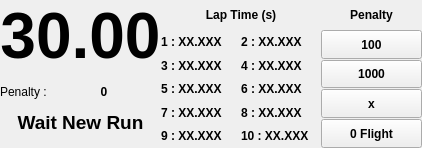
Qt form F3FChrono/gui/WChrono.ui (jomarin38/F3FChrono) before a commit.
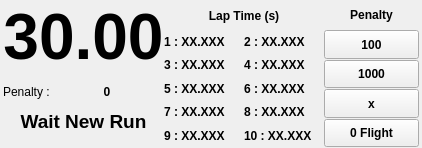
The same form after that commit.

Commit message: Arduino fix serial Rx buffer overflow Arduino add Serial message @end of setup Rpi fix chrono timing data for bdd Rpi fix rs232_arduino.py lap number 1 for wav sound play correctly

```diff
--- a/F3FChrono/gui/WChrono.ui
+++ b/F3FChrono/gui/WChrono.ui
@@ -27,16 +27,16 @@
     <number>0</number>
    </property>
    <property name="leftMargin">
-    <number>0</number>
+    <number>3</number>
    </property>
    <property name="topMargin">
-    <number>0</number>
+    <number>1</number>
    </property>
    <property name="rightMargin">
-    <number>0</number>
+    <number>3</number>
    </property>
    <property name="bottomMargin">
-    <number>0</number>
+    <number>1</number>
    </property>
    <item>
     <layout class="QVBoxLayout" name="verticalLayout">
```
The commit also changes 13 other files.
